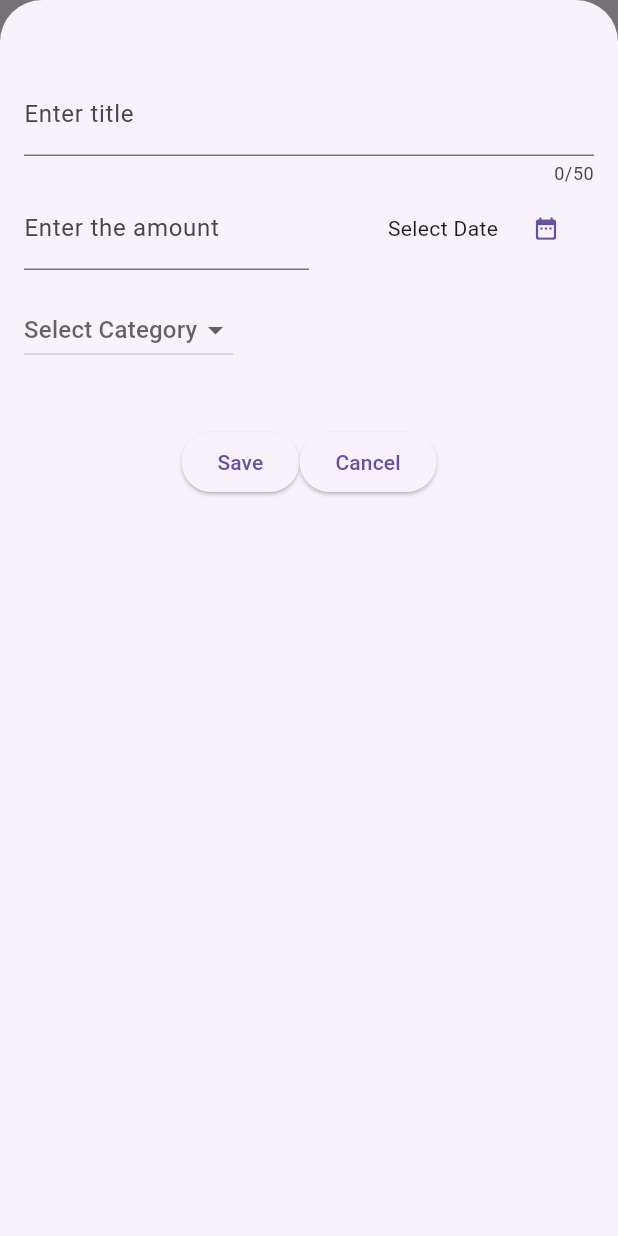
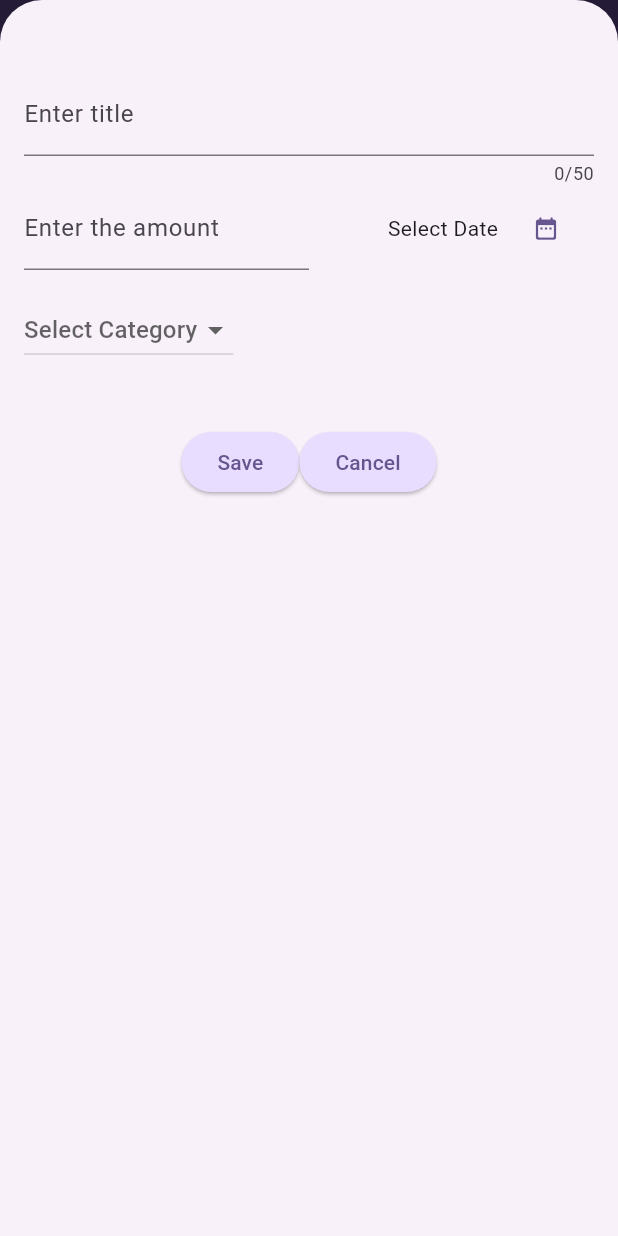
Before and after one commit to TimJonsson/expense_tracker, a Flutter app: the screen it shows after launch, after a tap on the "add" icon, on a phone screen of 412 x 824 dp. Run offline on Flutter 3.47's test engine with Material 3 defaults, Android fonts, the phone set to English and light mode, and no system bars.

Commit message:
Add basic theming

```diff
--- a/lib/expenses.dart
+++ b/lib/expenses.dart
@@ -52,7 +52,10 @@ class _ExpensesState extends State<Expenses> {
   @override
   Widget build(BuildContext context) {
     Widget mainContent = const Center(
-      child: Text('No expense found, start adding some!'),
+      child: Text(
+        'No expense found, start adding some!',
+        style: TextStyle(fontWeight: FontWeight.bold, fontSize: 18),
+      ),
     );
 
     if (_registeredExpenses.isNotEmpty) {
--- a/lib/main.dart
+++ b/lib/main.dart
@@ -1,10 +1,29 @@
 import 'package:expense_tracker/expenses.dart';
 import 'package:flutter/material.dart';
 
+var kColorSCheme =
+    ColorScheme.fromSeed(seedColor: const Color.fromARGB(255, 111, 81, 181));
+
 void main() {
-  runApp(
-    const MaterialApp(
+  runApp(MaterialApp(
       debugShowCheckedModeBanner: false,
-      home: Expenses()
-    ));
+      theme: ThemeData().copyWith(
+          colorScheme: kColorSCheme,
+          appBarTheme: const AppBarTheme().copyWith(
+            backgroundColor: kColorSCheme.onPrimaryContainer,
+            foregroundColor: kColorSCheme.primaryContainer,
+          ),
+          cardTheme: const CardTheme().copyWith(
+            margin: const EdgeInsets.symmetric(
+              horizontal: 16,
+              vertical: 8,
+            ),
+          ),
+          elevatedButtonTheme: ElevatedButtonThemeData(
+            style: ElevatedButton.styleFrom(
+              backgroundColor: kColorSCheme.primaryContainer,
+            ),
+          ),
+      ),
+      home: const Expenses()));
 }
```
